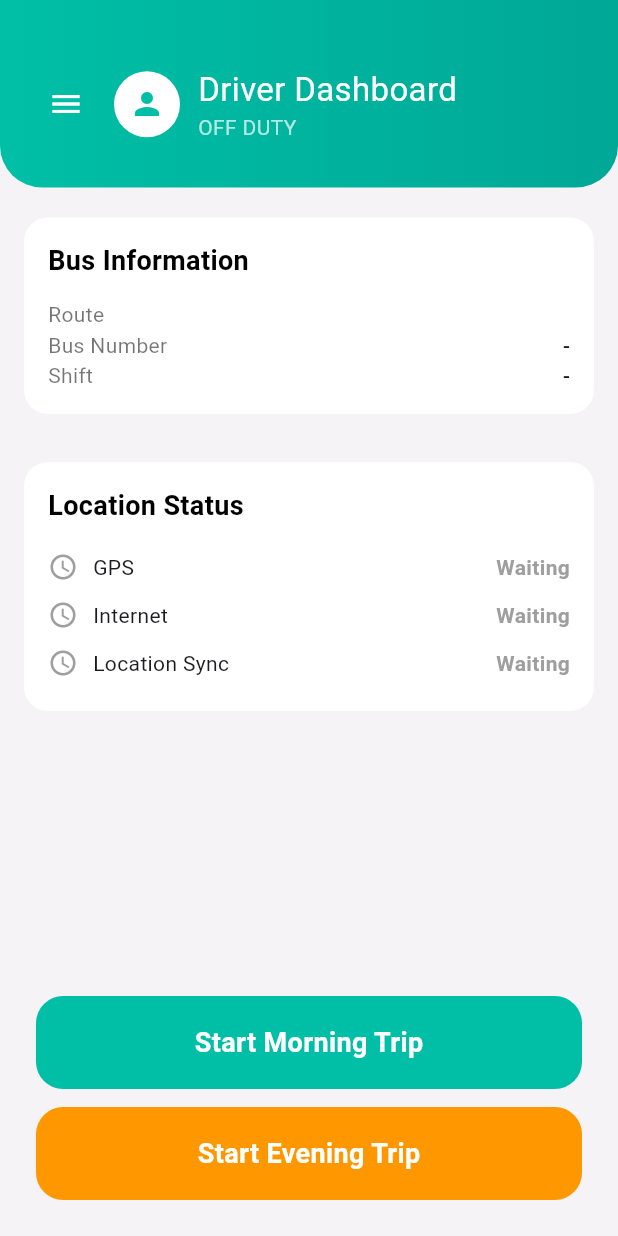
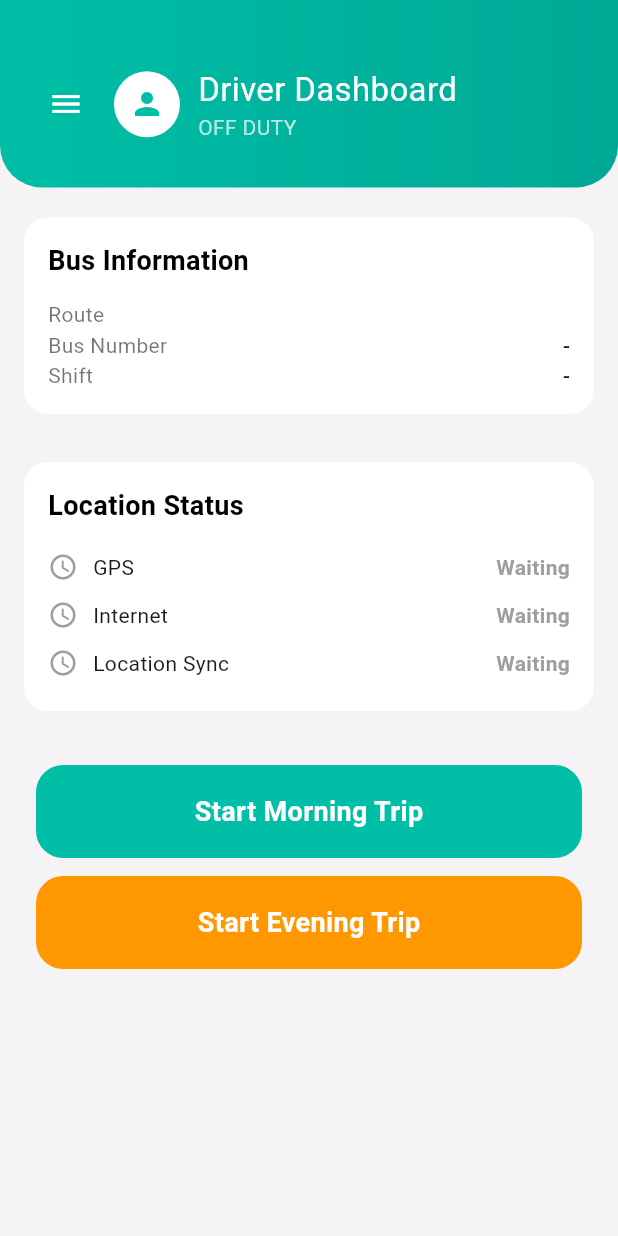
Before and after one commit to veeraworks/flutter_codes, a Flutter app: the DriverHomePage screen opened directly, on a phone screen of 412 x 824 dp. Run offline on Flutter 3.47's test engine with Material 3 defaults, Android fonts, the phone set to English and light mode, and no system bars; our stand-ins replace connectivity_plus, firebase_auth, firebase_core, firebase_database, firebase_messaging, flutter_local_notifications and 3 more; missing offline and left inert: flutter_background_service, flutter_background_service_android; accounts and stored records are empty; network calls fail; statements that could not run were skipped.

Commit message:
Updated the recent code 23/02 8:00

```diff
--- a/lib/driver_home_page.dart
+++ b/lib/driver_home_page.dart
@@ -579,7 +579,8 @@ class _DriverHomePageState extends State<DriverHomePage> {
         ),
       ),
 
-      body: Column(
+        body: SingleChildScrollView(
+          child: Column(
         children: [
           // HEADER
           Container(
@@ -664,7 +665,7 @@ class _DriverHomePageState extends State<DriverHomePage> {
             ],
           ),
 
-          const Spacer(),
+          const SizedBox(height: 20),
 
           Padding(
             padding: const EdgeInsets.fromLTRB(24, 16, 24, 24),
@@ -736,6 +737,7 @@ class _DriverHomePageState extends State<DriverHomePage> {
           ),
         ],
       ),
+        )
     );
   }
 
--- a/lib/location_service.dart
+++ b/lib/location_service.dart
@@ -27,8 +27,7 @@ class LocationService {
         distanceFilter: 5,
       ),
     ).listen((position) {
-      FirebaseDatabase.instance.ref("buses/$busId").update({
-        "lat": position.latitude,
+      FirebaseDatabase.instance.ref("buses/$busId/current").update({        "lat": position.latitude,
         "lng": position.longitude,
         "bearing": position.heading,
         "updatedAt": ServerValue.timestamp,
--- a/lib/student_home_page.dart
+++ b/lib/student_home_page.dart
@@ -527,7 +527,7 @@ class _StudentHomePageState extends State<StudentHomePage> {
               ),
             ),
 
-            _drawerItem(Icons.map, "Live Map", () {
+            _drawerItem(Icons.map, "View Map", () {
               Navigator.push(
                 context,
                 MaterialPageRoute(builder: (_) => const MapPage()),
```
